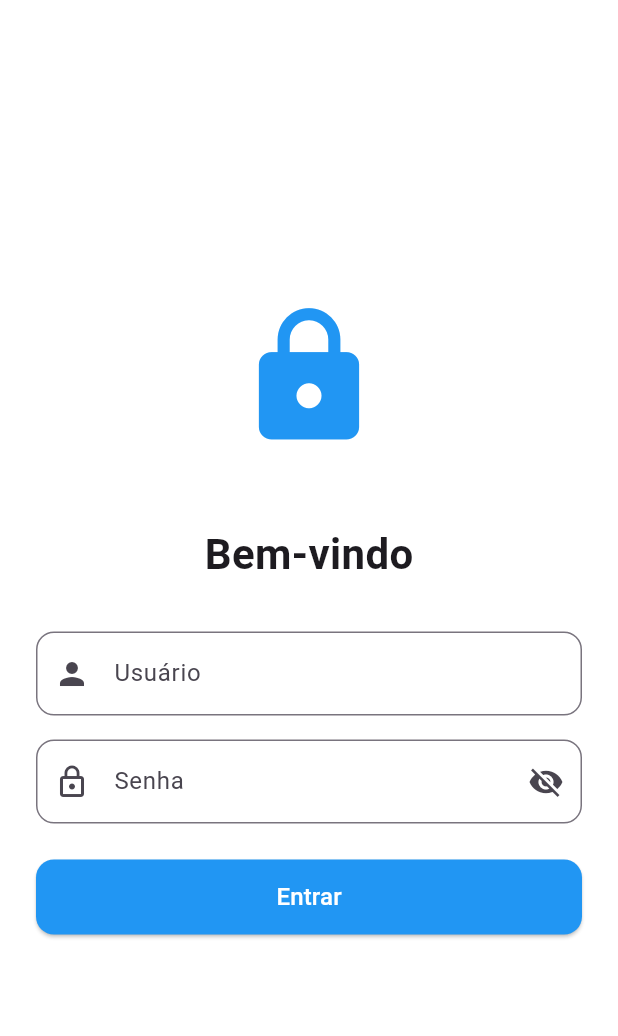
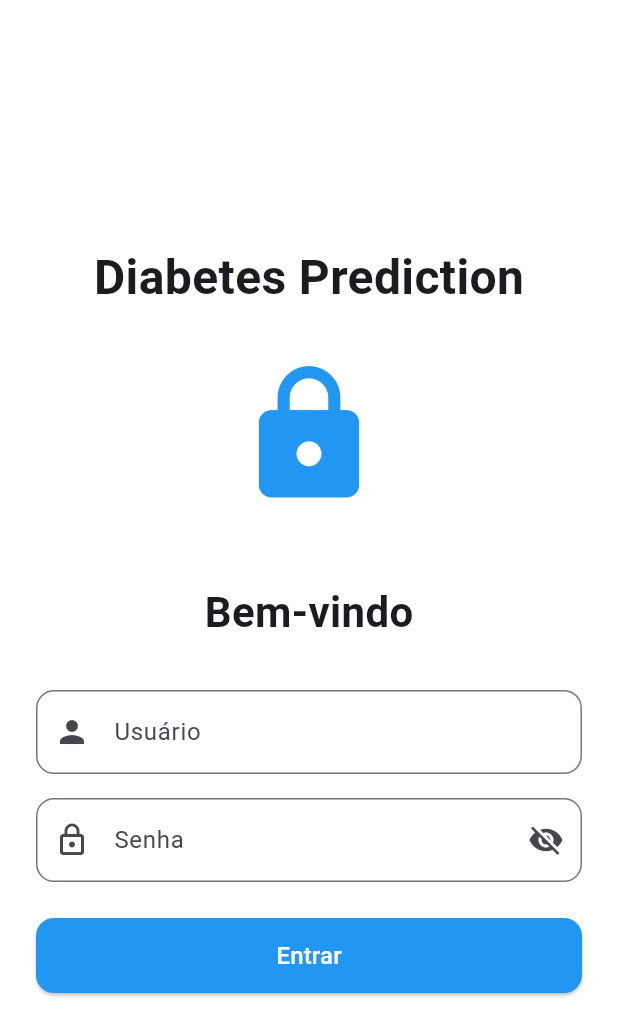
Before and after one commit to jpfalcuci/dsm5-projeto_integrador-diabetes-prediction, a Flutter app: the screen it shows after launch, on a phone screen of 412 x 824 dp. Shown: the top 1036 px of the screen. Run offline on Flutter 3.47's test engine with Material 3 defaults, Android fonts, the phone set to English and light mode, and no system bars; our stand-ins replace flutter_dotenv.

Commit message:
feat: app name in login page

```diff
--- a/mobile/lib/screens/login.dart
+++ b/mobile/lib/screens/login.dart
@@ -40,6 +40,15 @@ class _LoginScreenState extends State<LoginScreen> {
               child: Column(
                 mainAxisAlignment: MainAxisAlignment.center,
                 children: [
+                  const Text(
+                    'Diabetes Prediction',
+                    style: TextStyle(
+                      fontSize: 32,
+                      fontWeight: FontWeight.bold,
+                    ),
+                  ),
+                  const SizedBox(height: 32),
+
                   const Icon(
                     Icons.lock,
                     size: 100,
```
